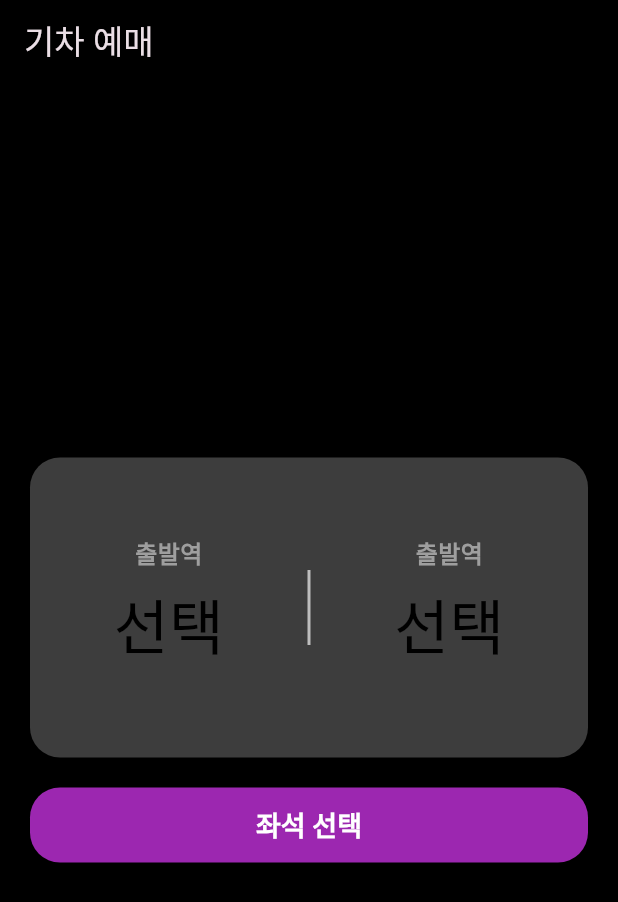
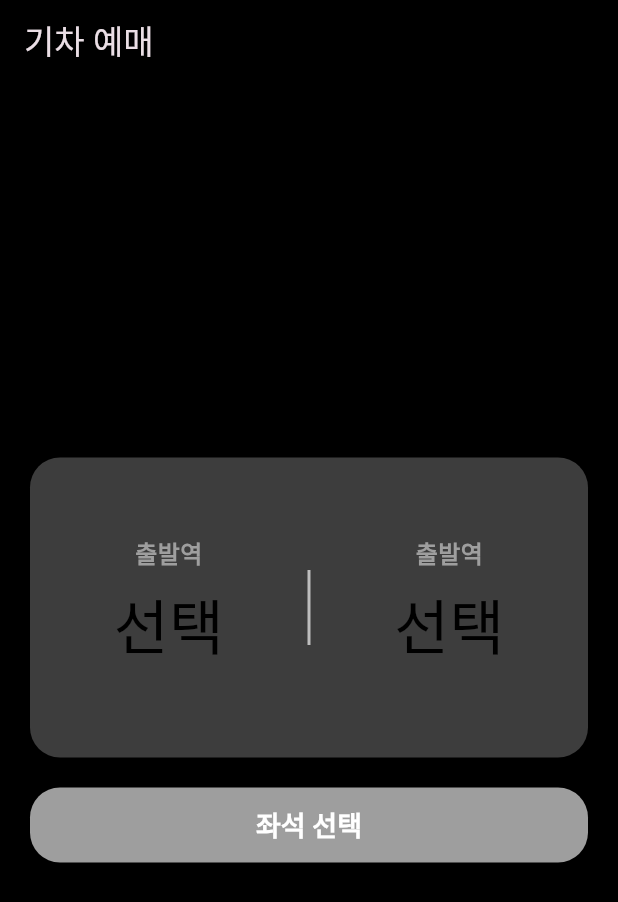
Before and after one commit to PolarisAnnie/flutter_train_app, a Flutter app: the screen it shows after launch, on a phone screen of 412 x 824 dp. Shown: the top 902 px of the screen. Run offline on Flutter 3.47's test engine with Material 3 defaults, Android fonts, the phone set to English and light mode, and no system bars.

Commit message:
feat: 출발역, 도착역 모두 선택 여부에 따른 버튼 활성화 분기 처리

```diff
--- a/lib/home_page/search_button.dart
+++ b/lib/home_page/search_button.dart
@@ -1,16 +1,21 @@
 import 'package:flutter/material.dart';
 import 'package:flutter_train_app/seat_page/seat_page.dart';
-import 'package:flutter_train_app/station_list.dart';
+import 'select_station.dart';
+
+// 두가지 역이 모두 선택되었는지 확인하는 함수
+bool isChecked() {
+  return (departure != "선택" && arrival != "선택");
+}
 
 class SearchButton extends StatelessWidget {
   @override
   Widget build(BuildContext context) {
+    if (isChecked == true) {
       return SizedBox(
         width: double.infinity,
         height: 50,
         //버튼 Theme 적용
         child: ElevatedButton(
-        //TODO station_list 앱바 타이틀에 selectStatus 전달 창구
           onPressed: () {
             Navigator.push(
               context,
@@ -25,5 +30,16 @@ class SearchButton extends StatelessWidget {
           child: Text("좌석 선택"),
         ),
       );
+    } else {
+      return SizedBox(
+        width: double.infinity,
+        height: 50,
+        child: ElevatedButton(
+          onPressed: () {},
+          child: Text("좌석 선택"),
+          style: ElevatedButton.styleFrom(backgroundColor: Colors.grey),
+        ),
+      );
     }
   }
+}
```
Lines whose indentation alone changed are shown as unchanged.
